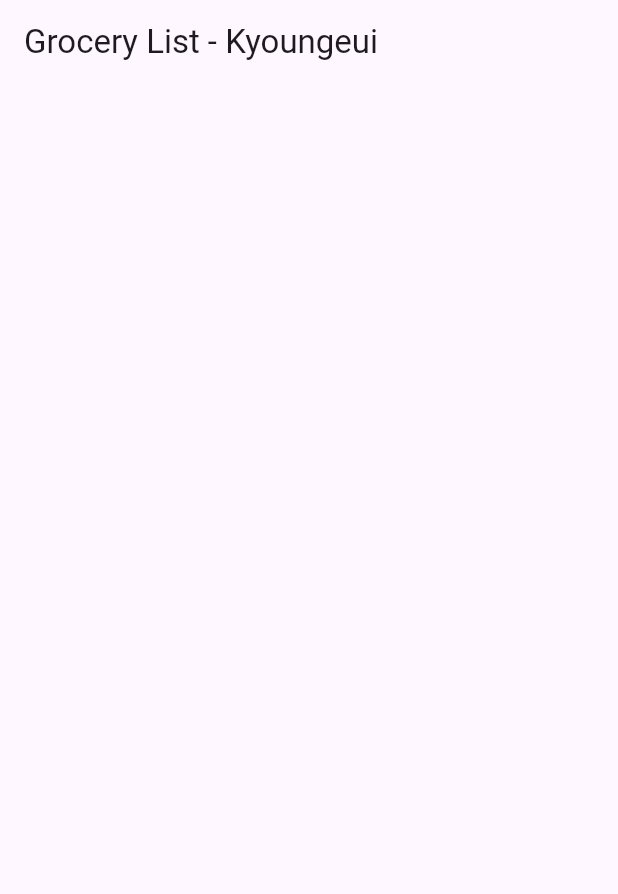
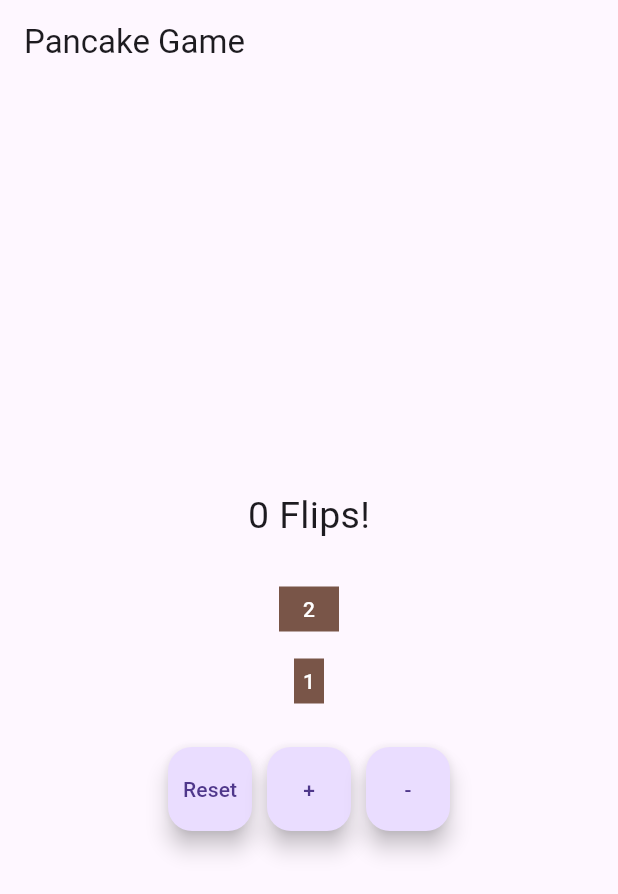
Before and after one commit to kyoungeui03/yahtzeeHong, a Flutter app: the screen it shows after launch, on a phone screen of 412 x 824 dp. Shown: the top 894 px of the screen. Run offline on Flutter 3.47's test engine with Material 3 defaults, Android fonts, the phone set to English and light mode, and no system bars; our stand-ins replace flutter_bloc.

Commit message:
Pancake - Kyoungeui Hong

```diff
--- a/lib/file_stuff.dart
+++ b/lib/file_stuff.dart
@@ -66,6 +66,6 @@ class FileStuffHome extends StatelessWidget
   { String myStuff = "/Users/kyoungeuihong/Desktop/ITP368";
     String filePath = "$myStuff/writegrocery.txt";
     File groceryFile = File(filePath); // defines the file
-    // groceryFile.writeAsStringSync("put this in the file");
+    groceryFile.writeAsStringSync("put this in the file");
   }
 }
--- a/lib/main.dart
+++ b/lib/main.dart
@@ -1,5 +1,5 @@
 import 'package:flutter/material.dart';
-import 'package:flutter_application_1/file_stuff.dart';
+import 'package:flutter_application_1/pancake.dart';
 import 'package:flutter_bloc/flutter_bloc.dart';
 
 class IncrementState {
@@ -17,7 +17,7 @@ class IncrementCubit extends Cubit<IncrementState> {
 }
 
 void main() {
-  runApp(FileStuff());
+  runApp(PancakeApp());
 }
 
 class MyApp extends StatelessWidget {
--- /dev/null
+++ b/lib/pancake.dart
@@ -0,0 +1,135 @@
+import 'package:flutter/material.dart';
+import 'package:flutter_bloc/flutter_bloc.dart';
+import 'dart:math';
+
+// Define PancakeState
+
+class PancakeState{
+  final List<int> pancakes;
+  final int flips;
+  PancakeState(this.pancakes, this.flips); //constructor
+}
+
+//Define Cubit
+
+class PancakeCubit extends Cubit<PancakeState>{
+  // super --> Initialize PancakeState
+  PancakeCubit() : super(PancakeState([], 0)){
+    generateStack(2); //Starting with 2 pancakes
+  }
+
+  //Generates a pancake stack
+  void generateStack(int cnt){
+    List<int> stack = List.generate(cnt, (i)=>i+1);
+    stack.shuffle(Random());
+    emit(PancakeState(stack, 0));
+  }
+
+  // flips the pancake stack & grabs the index and flip all upper pancakes
+  void flip(int index){
+    final currentState = state;
+    if (index >=0  && index<currentState.pancakes.length){
+      List<int> changedStack = List.from(currentState.pancakes);
+      for (int i=0; i<(index+1)/2; i++){
+        final temp = changedStack[i];
+        changedStack[i] = changedStack[index-i];
+        changedStack[index-i] = temp;
+      }
+      emit(PancakeState(changedStack, currentState.flips+1));
+    }
+  }
+
+  //resets the game
+  void reset(){
+    generateStack(state.pancakes.length);
+  }
+
+  // changes the number of pancakes (2,20)
+  void changeStackSize(int number){
+    int changedSize = (state.pancakes.length + number);
+    if ((changedSize >= 2) && (changedSize) <=20){
+      generateStack(changedSize);
+    }
+  }
+}
+
+void main(){
+  runApp (PancakeApp());
+}
+
+class PancakeApp extends StatelessWidget{
+  @override
+  Widget build(BuildContext context) {
+    return BlocProvider(
+      create: (context)=>PancakeCubit(),
+      child: MaterialApp(
+        title: "Pancake Game",
+        home: PancakePage(),
+      ),);
+  }
+}
+
+class PancakePage extends StatelessWidget{
+  @override
+  Widget build(BuildContext context) {
+    return Scaffold(
+      appBar: AppBar(title: const Text("Pancake Game"),),
+      body: BlocBuilder<PancakeCubit, PancakeState>(
+        builder:(context, pancakeState){
+          List<Widget> pancakeWidgets = [];
+          for (int i=0; i<pancakeState.pancakes.length; i++){
+                pancakeWidgets.add(
+                  //enables user interaction
+                  TextButton(onPressed: (){
+                    context.read<PancakeCubit>().flip(i);
+                  },
+                  child: makePancake(pancakeState.pancakes[i]),));
+              }
+
+          return Column(
+            mainAxisAlignment: MainAxisAlignment.center,
+            children: [
+              Text("${pancakeState.flips} Flips!", style: const TextStyle(fontSize: 25),),
+              const SizedBox(height: 20),
+              ...pancakeWidgets, //insert the pancakeWidgets
+              const SizedBox(height:20),
+              Row(
+                mainAxisAlignment: MainAxisAlignment.center,
+                children: [
+                // Reset Button
+                FloatingActionButton(
+                  onPressed: (){
+                    context.read<PancakeCubit>().reset();
+                  },
+                  child: const Text("Reset"),),
+                SizedBox(width:10),
+                // Add Pancake
+                FloatingActionButton(onPressed: (){
+                  context.read<PancakeCubit>().changeStackSize(1);
+                },
+                child: const Text("+"),),
+                SizedBox(width:10),
+                // Remove Pancake
+                FloatingActionButton(onPressed: (){
+                  context.read<PancakeCubit>().changeStackSize(-1);
+                },
+                child: const Text("-"),),
+              ],)
+
+            ],
+          );
+        },)
+    );
+  }
+}
+
+Widget makePancake(int pancakeLevel){
+    return Container(
+      width: pancakeLevel*20,
+      height: 30,
+      color: Colors.brown,
+      child: Center(
+        child: Text(pancakeLevel.toString(),
+        style: const TextStyle(color:Colors.white)),)
+    );
+  }
```
